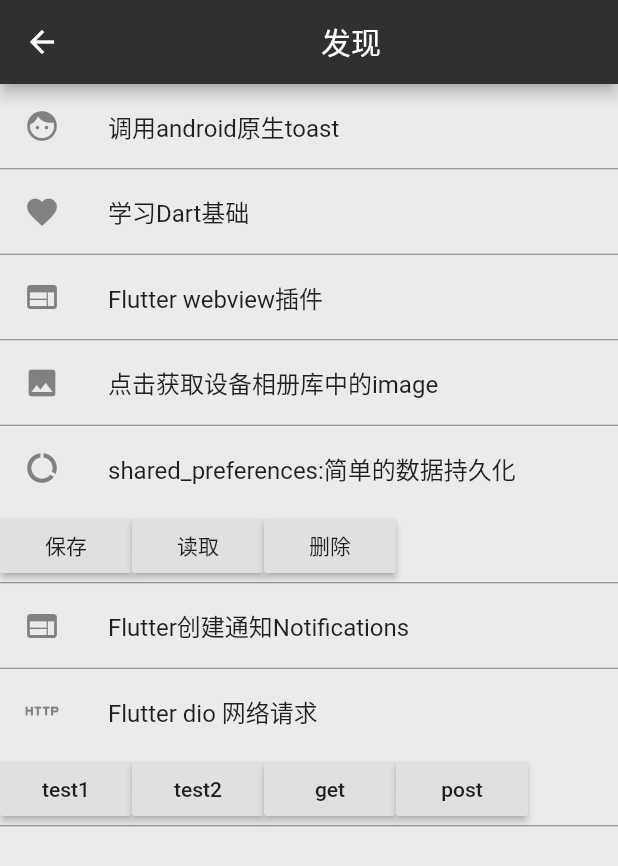
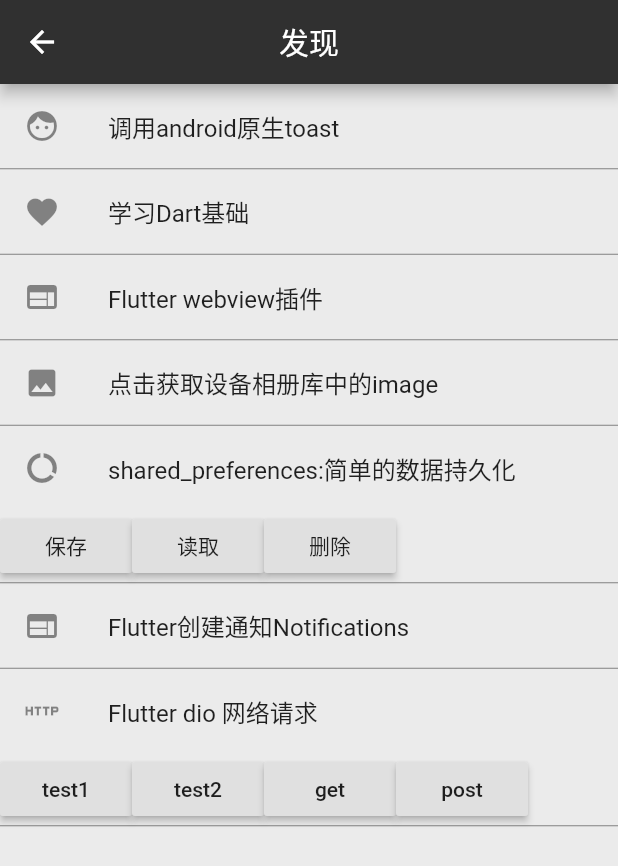
Before and after one commit to weihb/flutter-wechat, a Flutter app: the CallNative screen opened directly, on a phone screen of 412 x 824 dp. Shown: the top 866 px of the screen. Run offline on Flutter 3.47's test engine with Material 2 defaults, Android fonts, the phone set to English and light mode, and no system bars; our stand-ins replace date_format, dio, image_picker, shared_preferences; missing offline and left inert: flutter_webview_plugin, local_notifications; accounts and stored records are empty; network calls fail.

Commit message:
添加flutter学习代码

```diff
--- a/lib/found/CallNative.dart
+++ b/lib/found/CallNative.dart
@@ -61,7 +61,7 @@ class _State extends State<CallNative> {
 
   showWebView(url) async {
     try {
-      await platform.invokeMethod("weiview", {"url": url});
+      await platform.invokeMethod("webview", {"url": url});
     } on PlatformException catch (e) {
       print(e.toString());
     }
@@ -94,8 +94,8 @@ class _State extends State<CallNative> {
   Widget build(BuildContext context) {
     // TODO: implement build
     return Scaffold(
-      appBar: new AppBar(
-          title: new Center(child: new Text('发现')),
+        appBar: AppBar(
+          title: new Text('发现'),
           centerTitle: true,
         ),
         body: Container(
@@ -145,7 +145,8 @@ class _State extends State<CallNative> {
                     title: Text('点击获取设备相册库中的image'),
                   )),
               Container(
-            margin: _image != null ? const EdgeInsets.only(bottom: 12.0) : null,
+                margin:
+                    _image != null ? const EdgeInsets.only(bottom: 12.0) : null,
                 child: _image != null
                     ? new Image.file(
                         _image,
@@ -211,10 +212,9 @@ class _State extends State<CallNative> {
                   ),
                   RaisedButton(
                       child: new Text('get'),
-                onPressed: (){
+                      onPressed: () {
                         DioApi.get('/v2/movie/in_theaters');
-                }
-              ),
+                      }),
                   RaisedButton(
                     child: new Text('post'),
                     onPressed: () => DioApi.get('test4'),
--- a/lib/main.dart
+++ b/lib/main.dart
@@ -1,5 +1,7 @@
 import 'package:flutter/material.dart';
 import './widgets/BasicsWeigets.dart';
+import './widgets/FlutterUI.dart';
+import './found/CallNative.dart';
 import './home/home.dart';
 import './contacts/contacts.dart';
 import './found/found.dart';
@@ -69,6 +71,8 @@ class MainState extends State<MyApp> {
       theme: mDefaultTheme,
       routes: <String, WidgetBuilder>{
         'BasicsWeigets': (BuildContext context) => new BasicsWeigets(),
+        'flutterUI': (BuildContext context) => new FlutterUI(),
+        'flutterTest': (BuildContext context) => new CallNative(),
         "/widget": (_) => new WebviewScaffold(
               url: "https://flutter.io",
               appBar: new AppBar(
```
Also changed, not shown: lib/me/me.dart (+12 -3 lines), lib/widgets/FlutterUI.dart (+4 -4 lines), 1 other file. Lines whose indentation alone changed are shown as unchanged.
